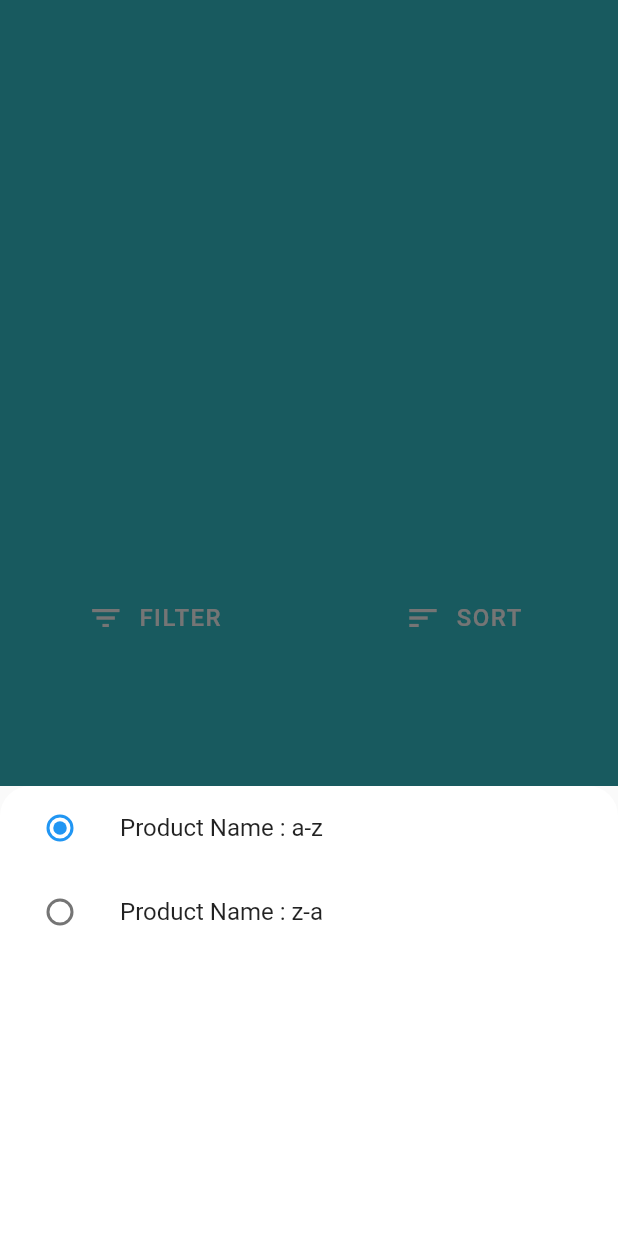
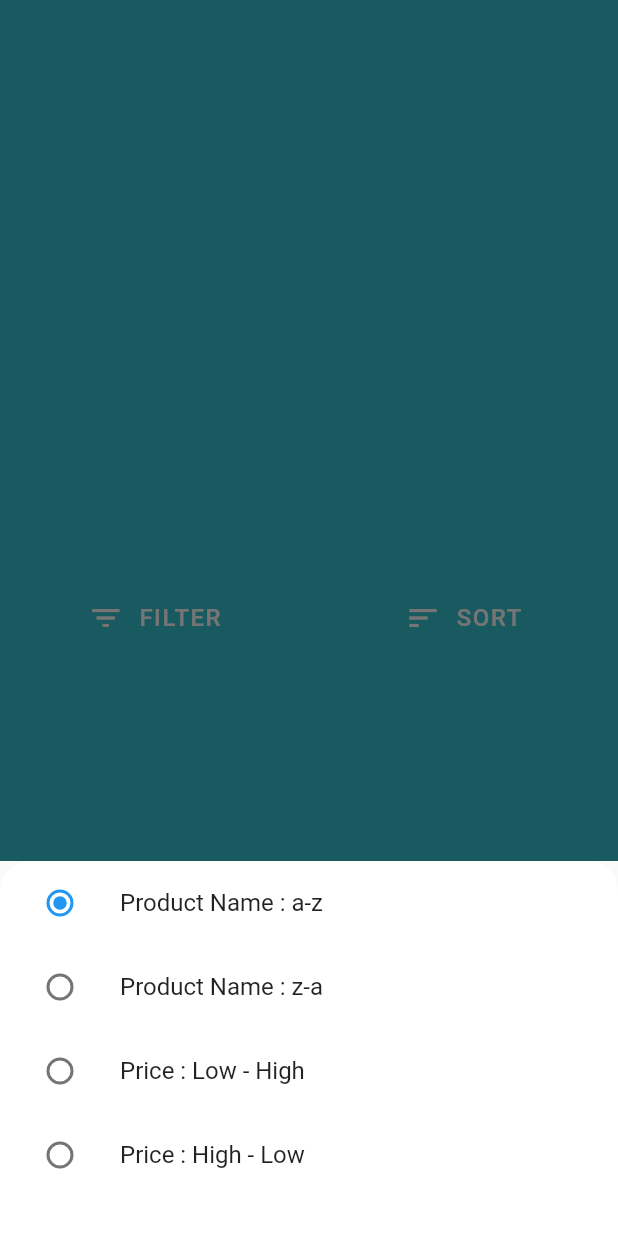
Before and after one commit to sourabhb77/ShopConn-Flutter-App, a Flutter app: the CustomAppBar widget shown alone on an empty page, opened directly, after a tap on "SORT", on a phone screen of 412 x 824 dp. Run offline on Flutter 3.47's test engine with Material 2 defaults, Android fonts, the phone set to English and light mode, and no system bars; our stand-ins replace carousel_slider, cloud_firestore, firebase_auth, firebase_storage, image_cropper, image_picker and 1 more; missing offline and left inert: dart:ffi; accounts and stored records are empty; network calls fail.

Commit message:
sort done

```diff
--- /dev/null
+++ b/lib/notifier/sortNotifier.dart
@@ -0,0 +1,19 @@
+import 'package:flutter/material.dart';
+
+class SortNotifier with ChangeNotifier {
+  String _parameter = 'name';
+  bool _desc = false;
+
+  get currentSortParameter => _parameter;
+  get currentSortDesc => _desc;
+
+  set currentSortParameter(String parameter) {
+    _parameter = parameter;
+    notifyListeners();
+  }
+
+  set currentSortDesc(bool desc) {
+    _desc = desc;
+    notifyListeners();
+  }
+}
--- a/lib/screens/SearchProductScreen.dart
+++ b/lib/screens/SearchProductScreen.dart
@@ -4,35 +4,49 @@ import 'package:provider/provider.dart';
 import 'package:shopconn/const/Theme.dart';
 import 'package:shopconn/notifier/productNotifier.dart';
 import 'package:shopconn/api/shopconnApi.dart';
+import 'package:shopconn/notifier/sortNotifier.dart';
 import 'package:shopconn/widgets/Item.dart';
 
-class  SearchProduct extends SearchDelegate<dynamic>{
-  String parameter='name';
-  bool desc= false;
+class SearchProduct extends SearchDelegate<dynamic> {
   @override
   List<Widget> buildActions(BuildContext context) {
-    return [IconButton(icon:Icon(Icons.clear),onPressed: (){
-      query="";
-    },)];
+    return [
+      IconButton(
+        icon: Icon(Icons.clear),
+        onPressed: () {
+          query = "";
+        },
+      )
+    ];
   }
 
   @override
   Widget buildLeading(BuildContext context) {
-    return IconButton(icon:Icon(Icons.arrow_back),onPressed: (){
-      close(context,null);
-    },);
+    SortNotifier sortNotifier =
+        Provider.of<SortNotifier>(context, listen: true);
+    return IconButton(
+      icon: Icon(Icons.arrow_back),
+      onPressed: () {
+        sortNotifier.currentSortParameter = 'name';
+        sortNotifier.currentSortDesc = false;
+        close(context, null);
+      },
+    );
   }
 
   @override
   Widget buildResults(BuildContext context) {
+    SortNotifier sortNotifier =
+        Provider.of<SortNotifier>(context, listen: true);
     List inputTagList = query.split(" ");
-    Stream<QuerySnapshot> productStream = Firestore.instance.collection("post")
-                  .orderBy('name',descending: false)
-                  .where('tagList',arrayContainsAny: inputTagList)
+    Stream<QuerySnapshot> productStream = Firestore.instance
+        .collection("post")
+        .orderBy(sortNotifier.currentSortParameter,
+            descending: sortNotifier.currentSortDesc)
+        .where('tagList', arrayContainsAny: inputTagList)
         .snapshots();
-
     return Scaffold(
-      appBar: CustomAppBar( parameter: parameter, desc: desc ),
+      appBar: CustomAppBar(),
       body: StreamBuilder(
         stream: productStream,
         builder: (context, snapshot) {
@@ -42,12 +56,13 @@ class  SearchProduct extends SearchDelegate<dynamic>{
                 valueColor: AlwaysStoppedAnimation<Color>(Colors.red),
               ),
             );
-          }
-          else {
+          } else {
             return ListView.builder(
               padding: EdgeInsets.all(5.0),
               itemBuilder: (BuildContext context, index) {
-                return ProductItem(data: snapshot.data.documents[index],);
+                return ProductItem(
+                  data: snapshot.data.documents[index],
+                );
               },
               itemCount: snapshot.data.documents.length,
             );
@@ -59,7 +74,8 @@ class  SearchProduct extends SearchDelegate<dynamic>{
 
   @override
   Widget buildSuggestions(BuildContext context) {
-    ProductNotifier productNotifier = Provider.of<ProductNotifier>(context,listen: false);
+    ProductNotifier productNotifier =
+        Provider.of<ProductNotifier>(context, listen: false);
     getProducts(productNotifier);
     // final mylist= query.isEmpty
     //               ? []
@@ -90,10 +106,11 @@ class  SearchProduct extends SearchDelegate<dynamic>{
     // );
 
     List inputTagList = query.split(" ");
-    Stream<QuerySnapshot> productStream = Firestore.instance.collection("post")
-                  .where('tagList',arrayContainsAny: inputTagList)
+    Stream<QuerySnapshot> productStream = Firestore.instance
+        .collection("post")
+        .where('tagList', arrayContainsAny: inputTagList)
         .snapshots();
-    return  StreamBuilder(
+    return StreamBuilder(
       stream: productStream,
       builder: (context, snapshot) {
         if (!snapshot.hasData) {
@@ -102,8 +119,7 @@ class  SearchProduct extends SearchDelegate<dynamic>{
               valueColor: AlwaysStoppedAnimation<Color>(Colors.red),
             ),
           );
-        }
-        else {
+        } else {
           return Container(
             margin: EdgeInsets.fromLTRB(0, 10.0, 0, 0),
             child: ListView.builder(
@@ -115,9 +131,7 @@ class  SearchProduct extends SearchDelegate<dynamic>{
                     children: [
                       Text(
                         snapshot.data.documents[index]["name"],
-                        style: TextStyle(
-                          fontSize: 16.0
-                        ),
+                        style: TextStyle(fontSize: 16.0),
                       ),
                     ],
                   ),
@@ -130,18 +144,12 @@ class  SearchProduct extends SearchDelegate<dynamic>{
       },
     );
   }
-
 }
 
-
-
 class CustomAppBar extends StatelessWidget implements PreferredSizeWidget {
-  String parameter;
-  bool desc;
-  CustomAppBar({this.parameter, this.desc});
-
   @override
   Widget build(BuildContext context) {
+    print("here custon app bar");
     return Container(
       color: sc_PrimaryColor,
       child: Column(
@@ -149,14 +157,8 @@ class CustomAppBar extends StatelessWidget implements PreferredSizeWidget {
         children: [
           Row(
             children: <Widget>[
-              Expanded(
-                flex: 3,
-                child: FilterBox()
-              ),
-              Expanded(
-                flex: 3,
-                child: SortBox()
-              ),
+              Expanded(flex: 3, child: FilterBox()),
+              Expanded(flex: 3, child: SortBox()),
             ],
           ),
         ],
@@ -168,10 +170,159 @@ class CustomAppBar extends StatelessWidget implements PreferredSizeWidget {
   Size get preferredSize => Size.fromHeight(50);
 }
 
+enum SingingCharacter { nameAZ, nameZA, priceLH, priceHL }
 
+class SortBox extends StatefulWidget {
+  SortBox({Key key}) : super(key: key);
+
+  @override
+  _SortBoxState createState() => _SortBoxState();
+}
+
+class _SortBoxState extends State<SortBox> {
+  SingingCharacter _character = SingingCharacter.nameAZ;
+  _showModalBottomSheet(context) {
+    SortNotifier sortNotifier =
+        Provider.of<SortNotifier>(context, listen: true);
+    showModalBottomSheet(
+      context: context,
+      builder: (BuildContext context) {
+        return Container(
+          height: 250,
+          decoration: BoxDecoration(
+            color: Colors.white,
+            borderRadius: BorderRadius.only(
+              topLeft: Radius.circular(20),
+              topRight: Radius.circular(20),
+            ),
+          ),
+          child: Column(
+            children: <Widget>[
+              ListTile(
+                title: const Text('Product Name : a-z'),
+                leading: Radio(
+                  value: SingingCharacter.nameAZ,
+                  groupValue: _character,
+                  onChanged: (SingingCharacter value) {
+                    setState(() {
+                      sortNotifier.currentSortParameter = "name";
+                      sortNotifier.currentSortDesc = false;
+                      _character = value;
+                    });
+                    Navigator.pop(context);
+                  },
+                ),
+                onTap: () {
+                  setState(() {
+                    sortNotifier.currentSortParameter = "name";
+                    sortNotifier.currentSortDesc = false;
+                  });
+                  Navigator.pop(context);
+                },
+              ),
+              ListTile(
+                title: const Text('Product Name : z-a'),
+                leading: Radio(
+                  value: SingingCharacter.nameZA,
+                  groupValue: _character,
+                  onChanged: (SingingCharacter value) {
+                    setState(() {
+                      sortNotifier.currentSortParameter = "name";
+                      sortNotifier.currentSortDesc = true;
+                      _character = value;
+                    });
+                    Navigator.pop(context);
+                  },
+                ),
+                onTap: () {
+                  setState(() {
+                    sortNotifier.currentSortParameter = "name";
+                    sortNotifier.currentSortDesc = true;
+                  });
+                  Navigator.pop(context);
+                },
+              ),
+              ListTile(
+                title: const Text('Price : Low - High'),
+                leading: Radio(
+                  value: SingingCharacter.priceLH,
+                  groupValue: _character,
+                  onChanged: (SingingCharacter value) {
+                    setState(() {
+                      sortNotifier.currentSortParameter = "price";
+                      sortNotifier.currentSortDesc = false;
+                      _character = value;
+                    });
+                    Navigator.pop(context);
+                  },
+                ),
+                onTap: () {
+                  setState(() {
+                    sortNotifier.currentSortParameter = "price";
+                    sortNotifier.currentSortDesc = false;
+                  });
+                  Navigator.pop(context);
+                },
+              ),
+              ListTile(
+                title: const Text('Price : High - Low'),
+                leading: Radio(
+                  value: SingingCharacter.priceHL,
+                  groupValue: _character,
+                  onChanged: (SingingCharacter value) {
+                    setState(() {
+                      sortNotifier.currentSortParameter = "price";
+                      sortNotifier.currentSortDesc = true;
+                      _character = value;
+                    });
+                    Navigator.pop(context);
+                  },
+                ),
+                onTap: () {
+                  setState(() {
+                    sortNotifier.currentSortParameter = "price";
+                    sortNotifier.currentSortDesc = true;
+                  });
+                  Navigator.pop(context);
+                },
+              ),
+            ],
+          ),
+        );
+      },
+    );
+  }
+
+  @override
+  Widget build(BuildContext context) {
+    return GestureDetector(
+      onTap: () {
+        print("tapped on sort");
+        _showModalBottomSheet(context);
+      },
+      child: Row(
+        mainAxisAlignment: MainAxisAlignment.center,
+        children: [
+          Icon(Icons.sort, color: sc_AppBarTextColor),
+          SizedBox(
+            width: 10.0,
+          ),
+          Text(
+            "SORT",
+            style: TextStyle(
+              fontSize: 16.0,
+              fontWeight: FontWeight.w500,
+              color: sc_AppBarTextColor,
+              letterSpacing: 1.0,
+            ),
+          ),
+        ],
+      ),
+    );
+  }
+}
 
 class FilterBox extends StatelessWidget {
-
   _showModalBottomSheet(context) {
     showModalBottomSheet(
       context: context,
@@ -200,11 +351,10 @@ class FilterBox extends StatelessWidget {
       child: Row(
         mainAxisAlignment: MainAxisAlignment.center,
         children: [
-            Icon(
-              Icons.filter_list,
-              color: sc_AppBarTextColor
+          Icon(Icons.filter_list, color: sc_AppBarTextColor),
+          SizedBox(
+            width: 10.0,
           ),
-            SizedBox(width: 10.0,),
           Text(
             "FILTER",
             style: TextStyle(
@@ -219,102 +369,3 @@ class FilterBox extends StatelessWidget {
     );
   }
 }
-
-
-
-enum SingingCharacter { nameAZ, nameZA }
-
-class SortBox extends StatefulWidget {
-  // String parameter;
-  // bool desc;
-
-  // SortBox({this.parameter, this.desc});
-  SortBox({Key key}) : super(key: key);
-
-  @override
-  _SortBoxState createState() => _SortBoxState();
-}
-
-class _SortBoxState extends State<SortBox> {
-  SingingCharacter _character = SingingCharacter.nameAZ;
-  // List<dynamic> x=[];
-  // String parameter;
-  // bool desc;
-  int p=0;
-  _showModalBottomSheet(context) {
-    showModalBottomSheet(
-      context: context,
-      builder: (BuildContext context) {
-        return Container(
-          height: 300,
-          decoration: BoxDecoration(
-            color: Colors.white,
-            borderRadius: BorderRadius.only(
-              topLeft: Radius.circular(20),
-              topRight: Radius.circular(20),
-            ),
-          ),
-          child: Column(
-            children: <Widget>[
-              ListTile(
-                title: const Text('Product Name : a-z'),
-                leading: Radio(
-                  value: SingingCharacter.nameAZ,
-                  groupValue: _character,
-                  onChanged: (SingingCharacter value) {
-                    setState(() {
-                      _character= value;
-                      print(_character);
-                    });
-                  },
-                ),
-              ),
-              ListTile(
-                title: const Text('Product Name : z-a'),
-                leading: Radio(
-                  value: SingingCharacter.nameZA,
-                  groupValue: _character,
-                  onChanged: (SingingCharacter value) {
-                    setState(() {
-                      _character= value;
-                      print(_character);
-                    });
-                  },
-                ),
-              ),
-            ],
-          ),
-        );
-      },
-    );
-  }
-
-  @override
-  Widget build(BuildContext context) {
-    return GestureDetector(
-        onTap: () {
-          print("tapped on sort");
-          _showModalBottomSheet(context);
-        },
-        child: Row(
-          mainAxisAlignment: MainAxisAlignment.center,
-          children: [
-            Icon(
-              Icons.sort,
-              color: sc_AppBarTextColor
-            ),
-            SizedBox(width: 10.0,),
-            Text(
-              "SORT",
-              style: TextStyle(
-                fontSize: 16.0,
-                fontWeight: FontWeight.w500,
-                color: sc_AppBarTextColor,
-                letterSpacing: 1.0,
-              ),
-            ),
-          ],
-        ),
-      );
-  }
-}
```
Also changed, not shown: lib/main.dart (+10 -13 lines). Lines whose indentation alone changed are shown as unchanged.
